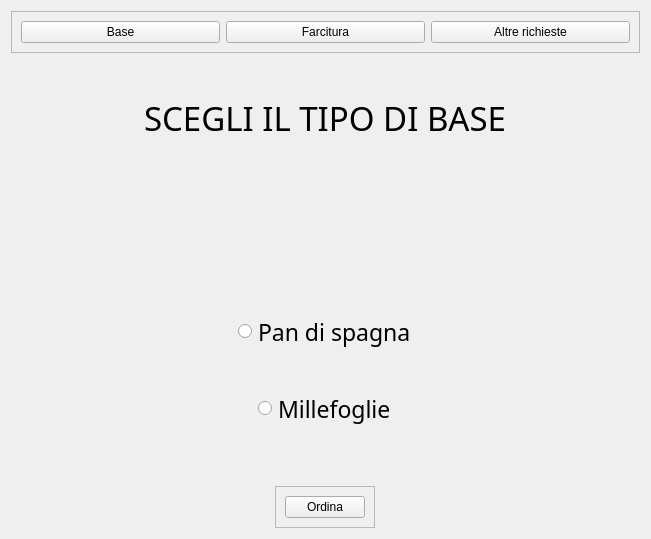
Old version of the form projectIS/torta/view/Personalizza_torta.ui in the repository chritianchiappa/progetto_panificio.
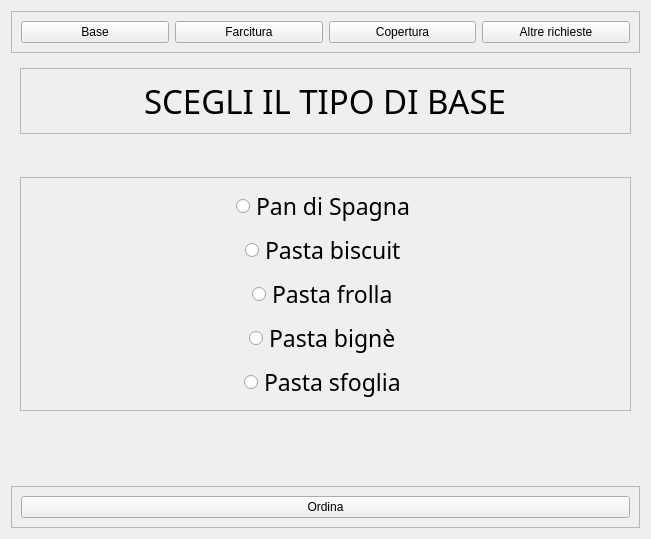
New version of the form. The open tabs and pages were chosen to show the change.

```diff
--- a/projectIS/torta/view/Personalizza_torta.ui
+++ b/projectIS/torta/view/Personalizza_torta.ui
@@ -37,6 +37,13 @@
         </property>
        </widget>
       </item>
+      <item>
+       <widget class="QPushButton" name="copertura_button">
+        <property name="text">
+         <string>Copertura</string>
+        </property>
+       </widget>
+      </item>
       <item>
        <widget class="QPushButton" name="other_button">
         <property name="text">
@@ -59,11 +66,39 @@
       <number>0</number>
      </property>
      <widget class="QWidget" name="page_1">
-      <layout class="QVBoxLayout" name="verticalLayout_6">
-       <item>
+      <layout class="QVBoxLayout" name="verticalLayout_4">
+       <item alignment="Qt::AlignTop">
         <widget class="QFrame" name="frame_6">
-         <property name="styleSheet">
-          <string notr="true">border:none;</string>
+         <property name="frameShape">
+          <enum>QFrame::StyledPanel</enum>
+         </property>
+         <property name="frameShadow">
+          <enum>QFrame::Raised</enum>
+         </property>
+         <layout class="QHBoxLayout" name="horizontalLayout_5">
+          <item alignment="Qt::AlignHCenter">
+           <widget class="QLabel" name="label_2">
+            <property name="font">
+             <font>
+              <family>American Typewriter</family>
+              <pointsize>25</pointsize>
+             </font>
+            </property>
+            <property name="text">
+             <string>SCEGLI IL TIPO DI BASE</string>
+            </property>
+           </widget>
+          </item>
+         </layout>
+        </widget>
+       </item>
+       <item alignment="Qt::AlignTop">
+        <widget class="QFrame" name="frame_3">
+         <property name="font">
+          <font>
+           <family>American Typewriter</family>
+           <pointsize>17</pointsize>
+          </font>
          </property>
          <property name="frameShape">
           <enum>QFrame::StyledPanel</enum>
@@ -72,123 +107,60 @@
           <enum>QFrame::Raised</enum>
          </property>
          <layout class="QVBoxLayout" name="verticalLayout_5">
-          <property name="leftMargin">
-           <number>0</number>
-          </property>
-          <property name="topMargin">
-           <number>0</number>
-          </property>
-          <property name="rightMargin">
-           <number>0</number>
-          </property>
-          <property name="bottomMargin">
-           <number>0</number>
-          </property>
-          <item alignment="Qt::AlignTop">
-           <widget class="QFrame" name="frame_7">
-            <property name="minimumSize">
-             <size>
-              <width>0</width>
-              <height>100</height>
-             </size>
+          <item alignment="Qt::AlignHCenter">
+           <widget class="QRadioButton" name="radioButton">
+            <property name="text">
+             <string>Pan di Spagna</string>
             </property>
-            <property name="maximumSize">
-             <size>
-              <width>16777215</width>
-              <height>100</height>
-             </size>
+           </widget>
+          </item>
+          <item alignment="Qt::AlignHCenter">
+           <widget class="QRadioButton" name="radioButton_2">
+            <property name="text">
+             <string>Pasta biscuit</string>
             </property>
-            <property name="frameShape">
-             <enum>QFrame::StyledPanel</enum>
+           </widget>
+          </item>
+          <item alignment="Qt::AlignHCenter">
+           <widget class="QRadioButton" name="radioButton_3">
+            <property name="text">
+             <string>Pasta frolla</string>
             </property>
-            <property name="frameShadow">
-             <enum>QFrame::Raised</enum>
+           </widget>
+          </item>
+          <item alignment="Qt::AlignHCenter">
+           <widget class="QRadioButton" name="radioButton_4">
+            <property name="text">
+             <string>Pasta bignè</string>
             </property>
-            <layout class="QHBoxLayout" name="horizontalLayout_2">
-             <item alignment="Qt::AlignHCenter">
-              <widget class="QLabel" name="label_2">
-               <property name="font">
-                <font>
-                 <family>American Typewriter</family>
-                 <pointsize>25</pointsize>
-                </font>
-               </property>
-               <property name="text">
-                <string>SCEGLI IL TIPO DI BASE</string>
-               </property>
-              </widget>
-             </item>
-            </layout>
            </widget>
           </item>
-          <item alignment="Qt::AlignVCenter">
-           <widget class="QFrame" name="frame_8">
-            <property name="minimumSize">
-             <size>
-              <width>0</width>
-              <height>200</height>
-             </size>
+          <item alignment="Qt::AlignHCenter">
+           <widget class="QRadioButton" name="radioButton_5">
+            <property name="text">
+             <string>Pasta sfoglia</string>
             </property>
-            <property name="font">
-             <font>
-              <family>American Typewriter</family>
-              <pointsize>17</pointsize>
-             </font>
-            </property>
-            <property name="frameShape">
-             <enum>QFrame::StyledPanel</enum>
-            </property>
-            <property name="frameShadow">
-             <enum>QFrame::Raised</enum>
-            </property>
-            <layout class="QVBoxLayout" name="verticalLayout_7">
-             <property name="spacing">
-              <number>0</number>
-             </property>
-             <property name="leftMargin">
-              <number>0</number>
-             </property>
-             <property name="topMargin">
-              <number>0</number>
-             </property>
-             <property name="rightMargin">
-              <number>0</number>
-             </property>
-             <property name="bottomMargin">
-              <number>0</number>
-             </property>
-             <item alignment="Qt::AlignHCenter">
-              <widget class="QRadioButton" name="radioButton_2">
-               <property name="font">
-                <font>
-                 <family>American Typewriter</family>
-                 <pointsize>17</pointsize>
-                </font>
-               </property>
-               <property name="text">
-                <string>Pan di spagna</string>
-               </property>
-              </widget>
-             </item>
-             <item alignment="Qt::AlignHCenter">
-              <widget class="QRadioButton" name="radioButton">
-               <property name="font">
-                <font>
-                 <family>American Typewriter</family>
-                 <pointsize>17</pointsize>
-                </font>
-               </property>
-               <property name="text">
-                <string>Millefoglie</string>
-               </property>
-              </widget>
-             </item>
-            </layout>
            </widget>
           </item>
          </layout>
         </widget>
        </item>
+       <item>
+        <spacer name="verticalSpacer">
+         <property name="orientation">
+          <enum>Qt::Vertical</enum>
+         </property>
+         <property name="sizeType">
+          <enum>QSizePolicy::Fixed</enum>
+         </property>
+         <property name="sizeHint" stdset="0">
+          <size>
+           <width>20</width>
+           <height>60</height>
+          </size>
+         </property>
+        </spacer>
+       </item>
       </layout>
      </widget>
      <widget class="QWidget" name="page_2">
@@ -261,6 +233,104 @@
       </layout>
      </widget>
      <widget class="QWidget" name="page_3">
+      <layout class="QVBoxLayout" name="verticalLayout_6">
+       <item>
+        <widget class="QFrame" name="frame_7">
+         <property name="frameShape">
+          <enum>QFrame::StyledPanel</enum>
+         </property>
+         <property name="frameShadow">
+          <enum>QFrame::Raised</enum>
+         </property>
+         <layout class="QHBoxLayout" name="horizontalLayout_6">
+          <item alignment="Qt::AlignHCenter|Qt::AlignTop">
+           <widget class="QLabel" name="label_3">
+            <property name="font">
+             <font>
+              <family>American Typewriter</family>
+              <pointsize>25</pointsize>
+             </font>
+            </property>
+            <property name="text">
+             <string>SCEGLI LA COPERTURA</string>
+            </property>
+           </widget>
+          </item>
+         </layout>
+        </widget>
+       </item>
+       <item alignment="Qt::AlignTop">
+        <widget class="QFrame" name="frame_10">
+         <property name="font">
+          <font>
+           <family>American Typewriter</family>
+           <pointsize>17</pointsize>
+          </font>
+         </property>
+         <property name="frameShape">
+          <enum>QFrame::StyledPanel</enum>
+         </property>
+         <property name="frameShadow">
+          <enum>QFrame::Raised</enum>
+         </property>
+         <layout class="QVBoxLayout" name="verticalLayout_9">
+          <item alignment="Qt::AlignHCenter">
+           <widget class="QCheckBox" name="checkBox_4">
+            <property name="text">
+             <string>Panna montata</string>
+            </property>
+           </widget>
+          </item>
+          <item alignment="Qt::AlignHCenter">
+           <widget class="QCheckBox" name="checkBox_5">
+            <property name="text">
+             <string>Glasse frutta</string>
+            </property>
+           </widget>
+          </item>
+          <item alignment="Qt::AlignHCenter">
+           <widget class="QCheckBox" name="checkBox_12">
+            <property name="text">
+             <string>Cioccolato puro o ganache</string>
+            </property>
+           </widget>
+          </item>
+          <item alignment="Qt::AlignHCenter">
+           <widget class="QCheckBox" name="checkBox_13">
+            <property name="text">
+             <string>Mousse o creme</string>
+            </property>
+           </widget>
+          </item>
+          <item alignment="Qt::AlignHCenter">
+           <widget class="QCheckBox" name="checkBox_6">
+            <property name="text">
+             <string>Pasta di zucchero</string>
+            </property>
+           </widget>
+          </item>
+         </layout>
+        </widget>
+       </item>
+       <item>
+        <spacer name="verticalSpacer_3">
+         <property name="orientation">
+          <enum>Qt::Vertical</enum>
+         </property>
+         <property name="sizeType">
+          <enum>QSizePolicy::Fixed</enum>
+         </property>
+         <property name="sizeHint" stdset="0">
+          <size>
+           <width>20</width>
+           <height>60</height>
+          </size>
+         </property>
+        </spacer>
+       </item>
+      </layout>
+     </widget>
+     <widget class="QWidget" name="page_4">
       <layout class="QVBoxLayout" name="verticalLayout_11">
        <item>
         <widget class="QFrame" name="frame_12">
@@ -350,7 +420,7 @@
      </widget>
     </widget>
    </item>
-   <item alignment="Qt::AlignHCenter">
+   <item>
     <widget class="QFrame" name="frame_2">
      <property name="frameShape">
       <enum>QFrame::StyledPanel</enum>
```
Left out of the diff: 116 changed lines with no effect on the pictures.
